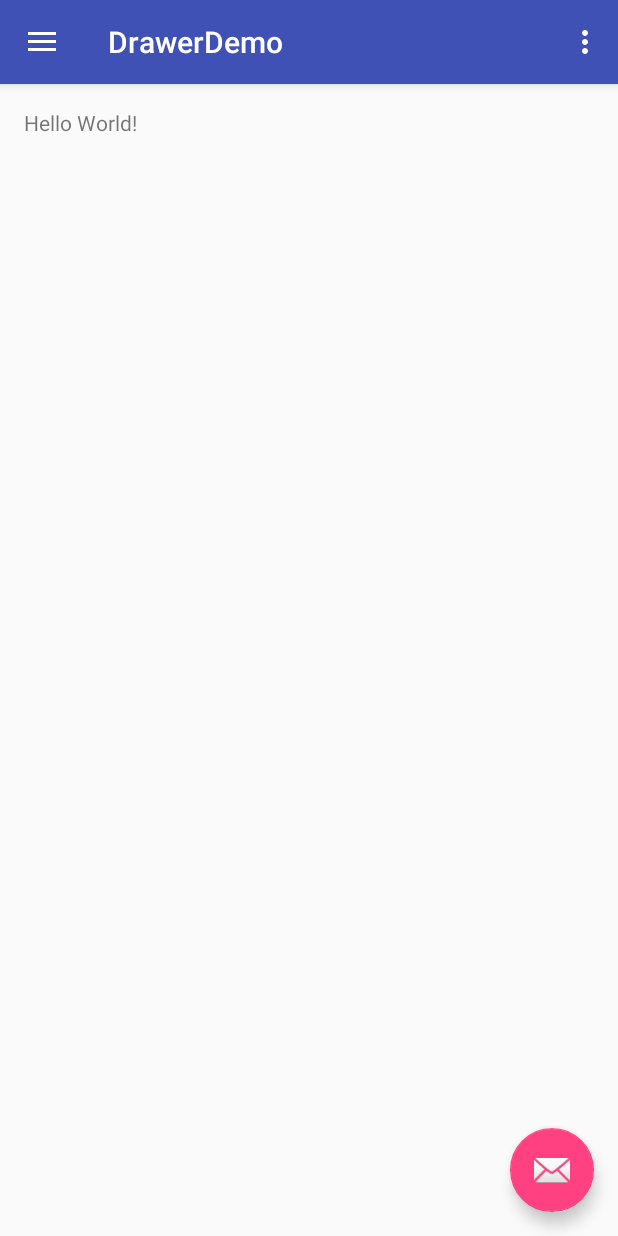
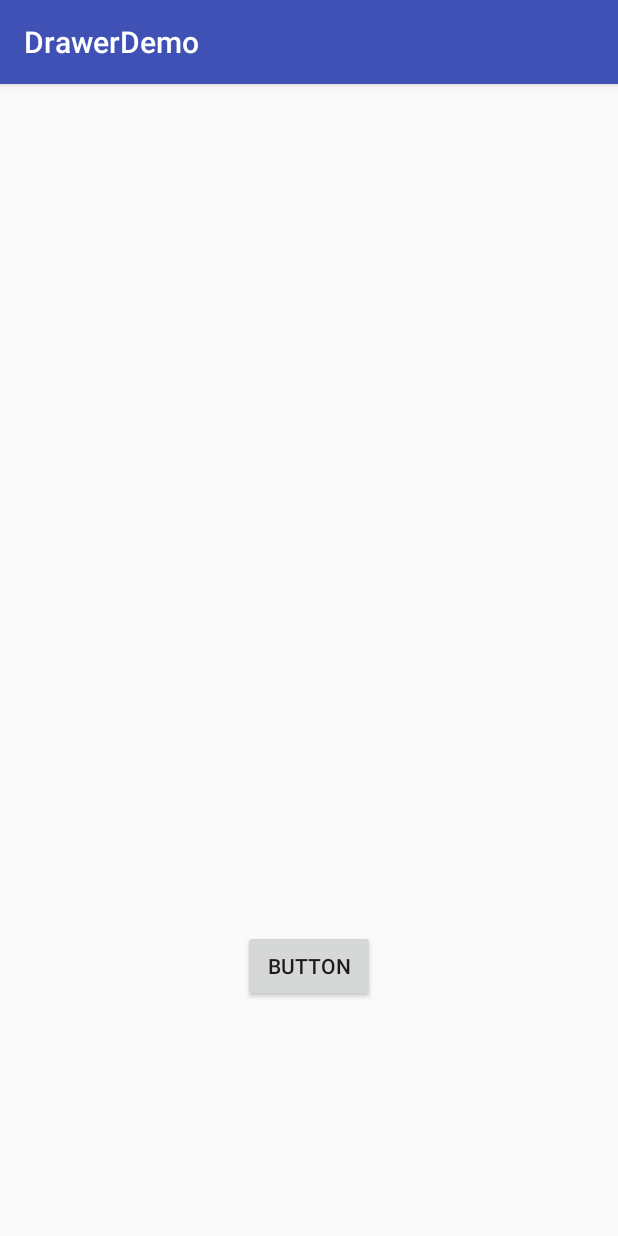
Before and after one commit to mdeascanis/DrawerDemo, an Android app: the screen it shows after launch (MainActivity before the commit, fox after it), after a tap on "Fox", on a phone screen of 412 x 824 dp. Run offline under Robolectric (Android 15) with nearby library versions, the phone set to English and light mode, and no system bars; 1 other tap on this screen came first.

Commit message:
activities added

```diff
--- a/app/src/main/AndroidManifest.xml
+++ b/app/src/main/AndroidManifest.xml
@@ -18,6 +18,10 @@
                 <category android:name="android.intent.category.LAUNCHER" />
             </intent-filter>
         </activity>
+        <activity android:name=".fox" />
+        <activity android:name=".eagle" />
+        <activity android:name=".lion" />
+        <activity android:name=".wolf"></activity>
     </application>
 
 </manifest>
--- /dev/null
+++ b/app/src/main/java/edu/dtcc/matt/drawerdemo/fox.java
@@ -0,0 +1,28 @@
+package edu.dtcc.matt.drawerdemo;
+
+import android.support.v7.app.AppCompatActivity;
+import android.os.Bundle;
+import android.view.View;
+import android.widget.Button;
+
+public class fox extends AppCompatActivity {
+
+    private Button returnButton;
+
+    @Override
+    protected void onCreate(Bundle savedInstanceState) {
+        super.onCreate(savedInstanceState);
+        setContentView(R.layout.activity_fox);
+
+        returnButton = (Button) findViewById(R.id.button);
+
+        returnButton.setOnClickListener(new View.OnClickListener() {
+            @Override
+            public void onClick(View view) {
+
+                finish();
+            }
+        });
+
+    }
+}
--- /dev/null
+++ b/app/src/main/res/layout/activity_fox.xml
@@ -0,0 +1,21 @@
+<?xml version="1.0" encoding="utf-8"?>
+<RelativeLayout xmlns:android="http://schemas.android.com/apk/res/android"
+    xmlns:tools="http://schemas.android.com/tools"
+    android:id="@+id/activity_fox"
+    android:layout_width="match_parent"
+    android:layout_height="match_parent"
+    android:paddingBottom="@dimen/activity_vertical_margin"
+    android:paddingLeft="@dimen/activity_horizontal_margin"
+    android:paddingRight="@dimen/activity_horizontal_margin"
+    android:paddingTop="@dimen/activity_vertical_margin"
+    tools:context="edu.dtcc.matt.drawerdemo.fox">
+
+    <Button
+        android:text="Button"
+        android:layout_width="wrap_content"
+        android:layout_height="wrap_content"
+        android:layout_alignParentBottom="true"
+        android:layout_centerHorizontal="true"
+        android:layout_marginBottom="140dp"
+        android:id="@+id/button" />
+</RelativeLayout>
```
Also changed, not shown: app/src/main/java/edu/dtcc/matt/drawerdemo/MainActivity.java (+14 -2 lines), app/src/main/java/edu/dtcc/matt/drawerdemo/eagle.java (added, +13 -0 lines), app/src/main/java/edu/dtcc/matt/drawerdemo/lion.java (added, +13 -0 lines), app/src/main/java/edu/dtcc/matt/drawerdemo/wolf.java (added, +13 -0 lines), app/src/main/res/layout/activity_eagle.xml (added, +13 -0 lines), app/src/main/res/layout/activity_lion.xml (added, +13 -0 lines), app/src/main/res/layout/activity_wolf.xml (added, +13 -0 lines).
